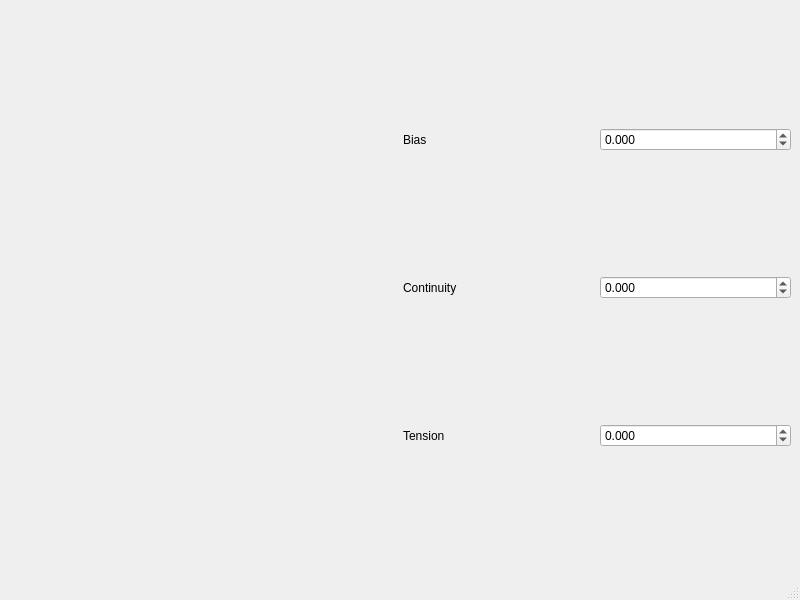
The window that mainwindow.ui (zlv/spline_editor_for_unigine_test) describes before a commit, drawn with Qt 5.
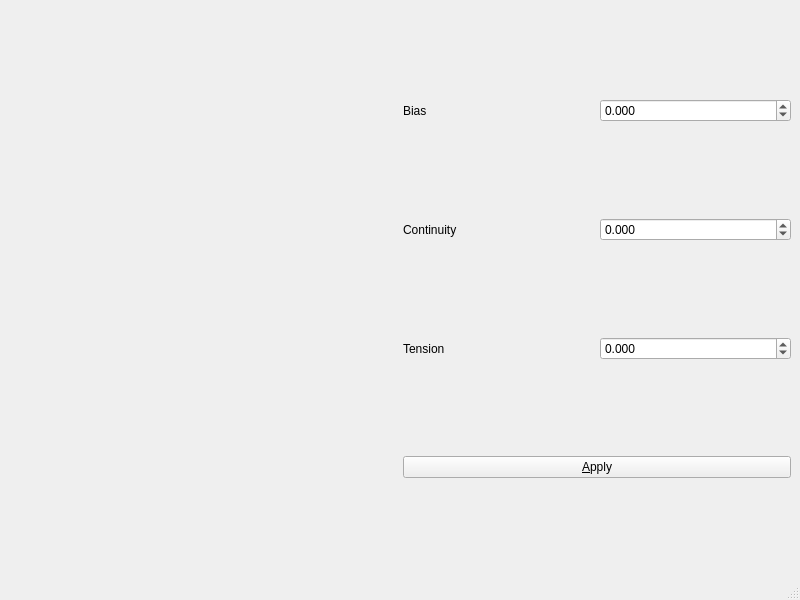
The same window after the commit.

Diff of the .ui file:
```diff
--- a/mainwindow.ui
+++ b/mainwindow.ui
@@ -92,6 +92,13 @@
         </item>
        </layout>
       </item>
+      <item>
+       <widget class="QPushButton" name="applyButton">
+        <property name="text">
+         <string>&amp;Apply</string>
+        </property>
+       </widget>
+      </item>
      </layout>
     </item>
    </layout>
```
Left out of the diff: 4 changed lines with no effect on the pictures.
